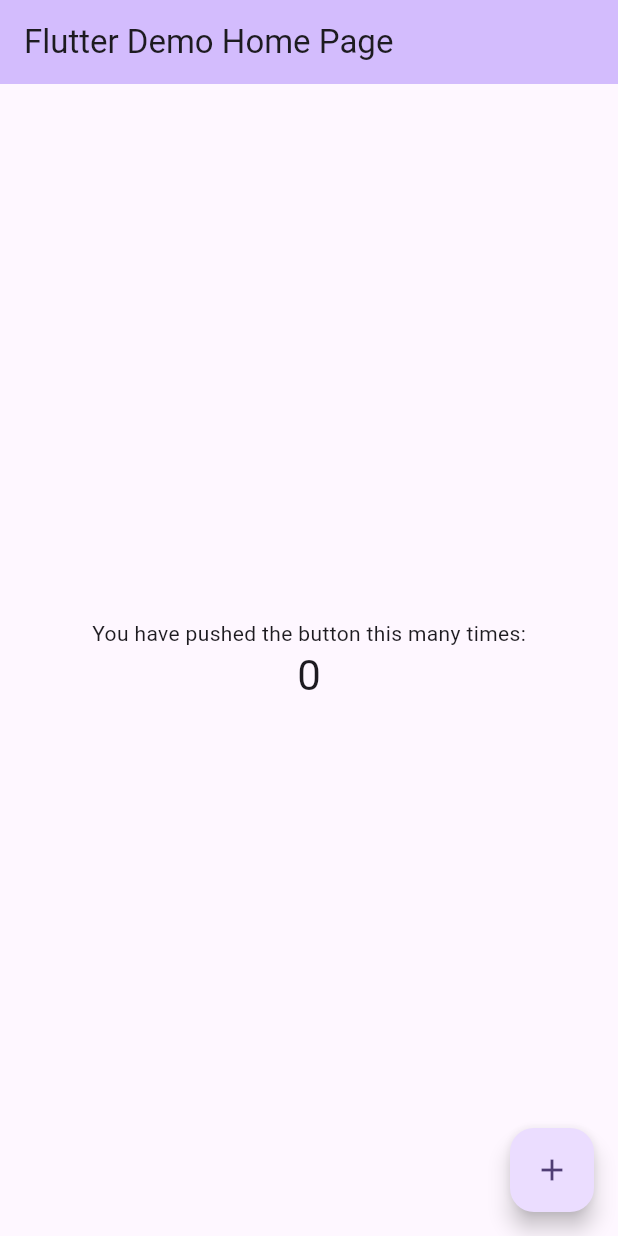
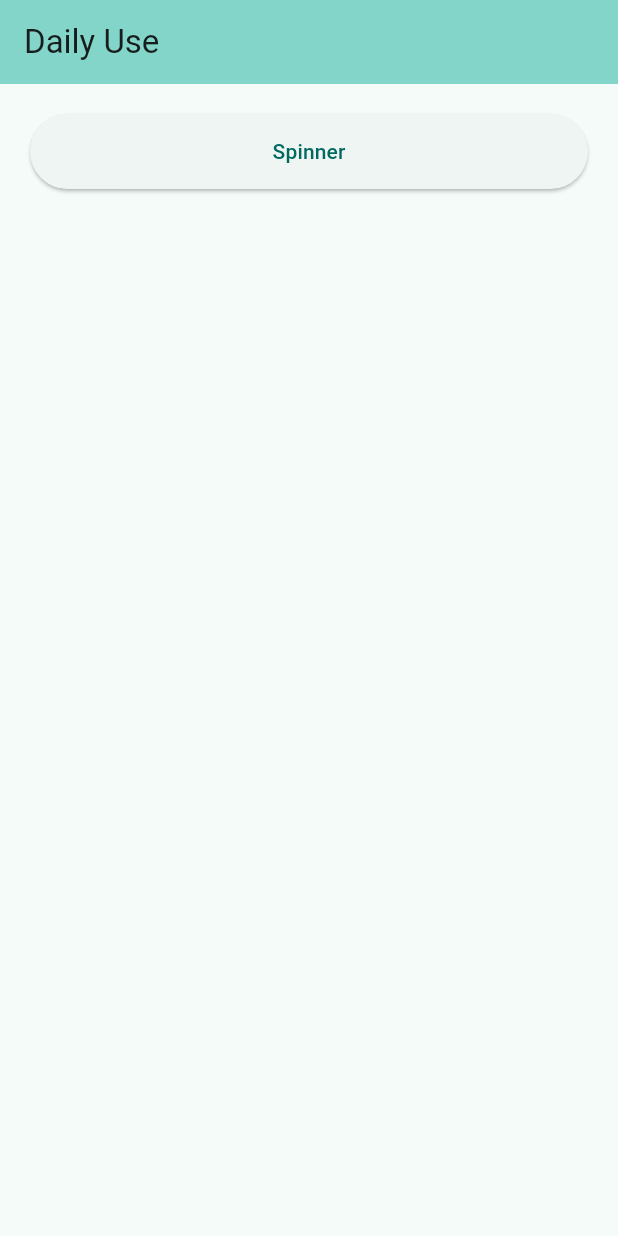
Before and after one commit to aichannsopheaktra/daily_use, a Flutter app: the screen it shows after launch, on a phone screen of 412 x 824 dp. Run offline on Flutter 3.47's test engine with Material 3 defaults, Android fonts, the phone set to English and light mode, and no system bars; our stand-ins replace hive_flutter, image_picker; accounts and stored records are empty.

Commit message:
1-setup_05_08_2025]

```diff
--- /dev/null
+++ b/lib/home/home.dart
@@ -0,0 +1,45 @@
+import 'package:daily_use/spinner/spinner_screen.dart';
+import 'package:flutter/material.dart';
+
+class MyHomePage extends StatefulWidget {
+  const MyHomePage({super.key, required this.title});
+  final String title;
+  @override
+  State<MyHomePage> createState() => _MyHomePageState();
+}
+
+class _MyHomePageState extends State<MyHomePage> {
+
+  @override
+  Widget build(BuildContext context) {
+    return Scaffold(
+      appBar: AppBar(
+        backgroundColor: Theme.of(context).colorScheme.inversePrimary,
+        title: Text(widget.title),
+      ),
+      body: Center(
+        child: Column(
+          mainAxisAlignment: MainAxisAlignment.start,
+          children: <Widget>[
+            Padding(
+              padding: const EdgeInsets.all(20.0),
+              child: SizedBox(
+                  width: double.infinity,
+                  height: 50,
+                  child: ElevatedButton(
+                    onPressed: () {
+                      Navigator.push(
+                        context,
+                        MaterialPageRoute(builder: (_) => const SpinnerScreen()),
+                      ).then((_) => setState(() {}));
+                    },
+                    child: const Text('Spinner'),
+                  ),
+                )
+            ),
+          ],
+        ),
+      ),
+    );
+  }
+}
--- a/lib/main.dart
+++ b/lib/main.dart
@@ -1,125 +1,25 @@
+import 'package:daily_use/home/home.dart';
 import 'package:flutter/material.dart';
+import 'package:hive_flutter/hive_flutter.dart';
 
-void main() {
+void main() async {
+  WidgetsFlutterBinding.ensureInitialized();
+  await Hive.initFlutter();
   runApp(const MyApp());
 }
 
 class MyApp extends StatelessWidget {
   const MyApp({super.key});
 
-  // This widget is the root of your application.
   @override
   Widget build(BuildContext context) {
     return MaterialApp(
-      title: 'Flutter Demo',
+      // title: 'Flutter Demo',
       theme: ThemeData(
-        // This is the theme of your application.
-        //
-        // TRY THIS: Try running your application with "flutter run". You'll see
-        // the application has a purple toolbar. Then, without quitting the app,
-        // try changing the seedColor in the colorScheme below to Colors.green
-        // and then invoke "hot reload" (save your changes or press the "hot
-        // reload" button in a Flutter-supported IDE, or press "r" if you used
-        // the command line to start the app).
-        //
-        // Notice that the counter didn't reset back to zero; the application
-        // state is not lost during the reload. To reset the state, use hot
-        // restart instead.
-        //
-        // This works for code too, not just values: Most code changes can be
-        // tested with just a hot reload.
-        colorScheme: ColorScheme.fromSeed(seedColor: Colors.deepPurple),
+        colorScheme: ColorScheme.fromSeed(seedColor: Colors.teal),
         useMaterial3: true,
       ),
-      home: const MyHomePage(title: 'Flutter Demo Home Page'),
+      home: const MyHomePage(title: 'Daily Use'),
     );
   }
 }
-
-class MyHomePage extends StatefulWidget {
-  const MyHomePage({super.key, required this.title});
-
-  // This widget is the home page of your application. It is stateful, meaning
-  // that it has a State object (defined below) that contains fields that affect
-  // how it looks.
-
-  // This class is the configuration for the state. It holds the values (in this
-  // case the title) provided by the parent (in this case the App widget) and
-  // used by the build method of the State. Fields in a Widget subclass are
-  // always marked "final".
-
-  final String title;
-
-  @override
-  State<MyHomePage> createState() => _MyHomePageState();
-}
-
-class _MyHomePageState extends State<MyHomePage> {
-  int _counter = 0;
-
-  void _incrementCounter() {
-    setState(() {
-      // This call to setState tells the Flutter framework that something has
-      // changed in this State, which causes it to rerun the build method below
-      // so that the display can reflect the updated values. If we changed
-      // _counter without calling setState(), then the build method would not be
-      // called again, and so nothing would appear to happen.
-      _counter++;
-    });
-  }
-
-  @override
-  Widget build(BuildContext context) {
-    // This method is rerun every time setState is called, for instance as done
-    // by the _incrementCounter method above.
-    //
-    // The Flutter framework has been optimized to make rerunning build methods
-    // fast, so that you can just rebuild anything that needs updating rather
-    // than having to individually change instances of widgets.
-    return Scaffold(
-      appBar: AppBar(
-        // TRY THIS: Try changing the color here to a specific color (to
-        // Colors.amber, perhaps?) and trigger a hot reload to see the AppBar
-        // change color while the other colors stay the same.
-        backgroundColor: Theme.of(context).colorScheme.inversePrimary,
-        // Here we take the value from the MyHomePage object that was created by
-        // the App.build method, and use it to set our appbar title.
-        title: Text(widget.title),
-      ),
-      body: Center(
-        // Center is a layout widget. It takes a single child and positions it
-        // in the middle of the parent.
-        child: Column(
-          // Column is also a layout widget. It takes a list of children and
-          // arranges them vertically. By default, it sizes itself to fit its
-          // children horizontally, and tries to be as tall as its parent.
-          //
-          // Column has various properties to control how it sizes itself and
-          // how it positions its children. Here we use mainAxisAlignment to
-          // center the children vertically; the main axis here is the vertical
-          // axis because Columns are vertical (the cross axis would be
-          // horizontal).
-          //
-          // TRY THIS: Invoke "debug painting" (choose the "Toggle Debug Paint"
-          // action in the IDE, or press "p" in the console), to see the
-          // wireframe for each widget.
-          mainAxisAlignment: MainAxisAlignment.center,
-          children: <Widget>[
-            const Text(
-              'You have pushed the button this many times:',
-            ),
-            Text(
-              '$_counter',
-              style: Theme.of(context).textTheme.headlineMedium,
-            ),
-          ],
-        ),
-      ),
-      floatingActionButton: FloatingActionButton(
-        onPressed: _incrementCounter,
-        tooltip: 'Increment',
-        child: const Icon(Icons.add),
-      ), // This trailing comma makes auto-formatting nicer for build methods.
-    );
-  }
-}
--- a/pubspec.yaml
+++ b/pubspec.yaml
@@ -35,6 +35,11 @@ dependencies:
   # The following adds the Cupertino Icons font to your application.
   # Use with the CupertinoIcons class for iOS style icons.
   cupertino_icons: ^1.0.6
+  hive_flutter: ^1.1.0
+  image_picker: ^1.1.2
+  intl: ^0.20.2
+  path: ^1.9.0
+  path_provider: ^2.1.4
 
 dev_dependencies:
   flutter_test:
```
Also changed, not shown: lib/spinner/image_list_screen.dart (added, +94 -0 lines), lib/spinner/spinner_screen.dart (added, +78 -0 lines), 3 other files.
